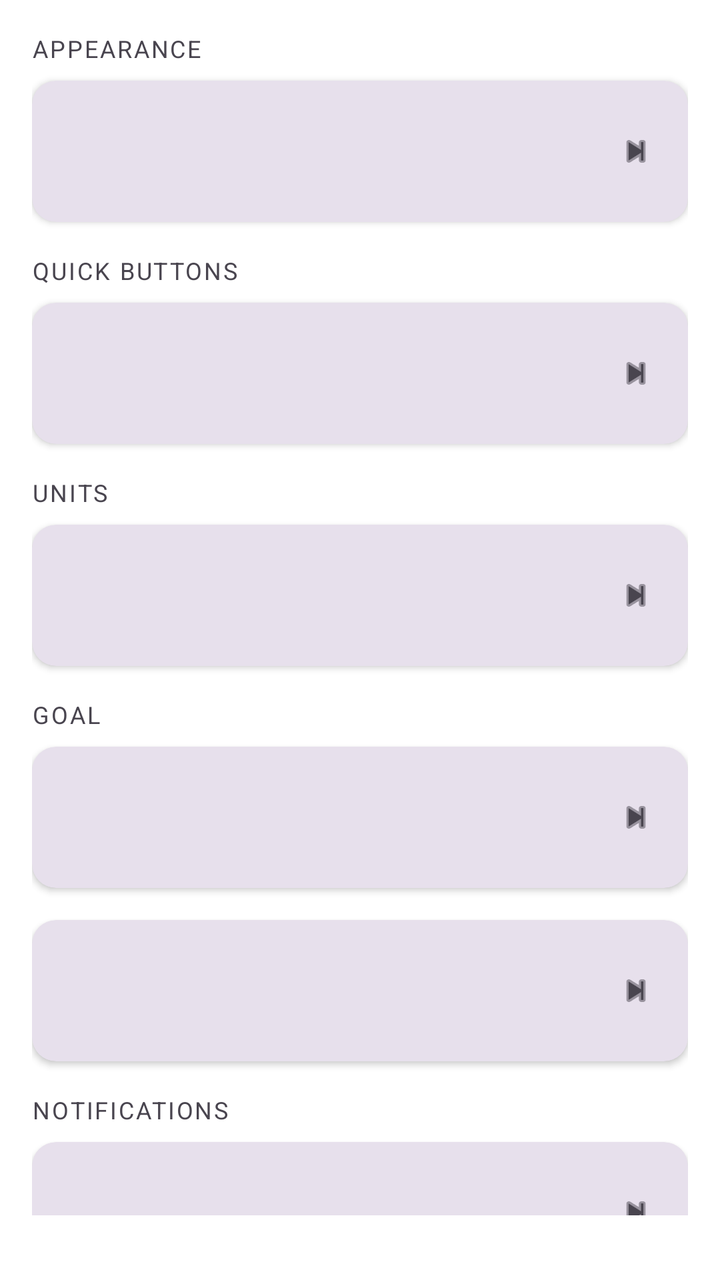
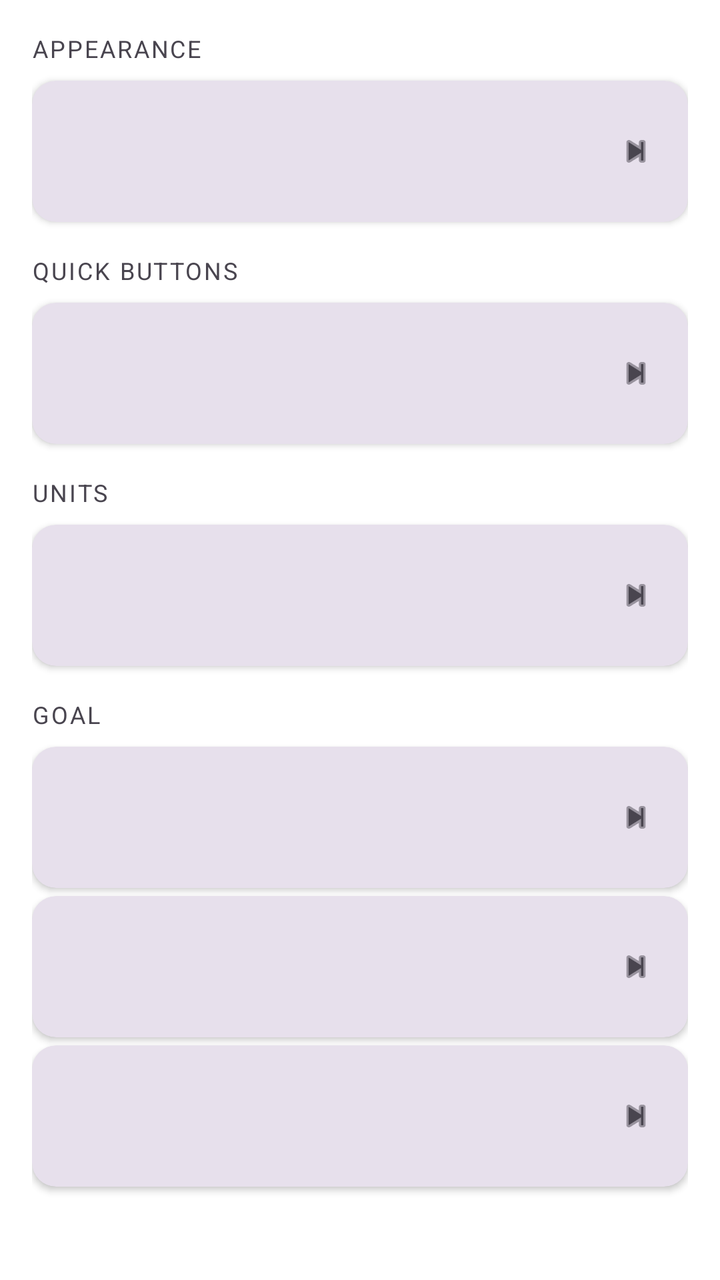

Compare the two renders of this Android layout. The source of the first and the diff that turns it into the second are given below.
<!-- AndroidManifest.xml: application theme Theme.WaterReminder -->
<!-- res/layout/fragment_settings.xml -->
<?xml version="1.0" encoding="utf-8"?>
<androidx.constraintlayout.widget.ConstraintLayout xmlns:android="http://schemas.android.com/apk/res/android"
    xmlns:app="http://schemas.android.com/apk/res-auto"
    android:layout_width="match_parent"
    android:layout_height="match_parent"
    android:background="@color/page_background">

    <androidx.core.widget.NestedScrollView
        android:layout_width="0dp"
        android:layout_height="0dp"
        app:layout_constraintTop_toTopOf="parent"
        app:layout_constraintBottom_toTopOf="@id/text_app_version"
        app:layout_constraintStart_toStartOf="parent"
        app:layout_constraintEnd_toEndOf="parent">

        <LinearLayout
            android:layout_width="match_parent"
            android:layout_height="wrap_content"
            android:orientation="vertical"
            android:padding="16dp">

            
            <TextView
                android:layout_width="match_parent"
                android:layout_height="wrap_content"
                android:layout_marginBottom="8dp"
                android:text="@string/settings_section_appearance"
                android:textColor="?attr/colorOnSurfaceVariant"
                android:textSize="12sp"
                android:textAllCaps="true"
                android:letterSpacing="0.08" />

            <include
                android:id="@+id/row_set_theme"
                layout="@layout/item_settings_row"
                android:layout_width="match_parent"
                android:layout_height="wrap_content"
                android:layout_marginBottom="16dp" />

            
            <TextView
                android:layout_width="match_parent"
                android:layout_height="wrap_content"
                android:layout_marginBottom="8dp"
                android:text="@string/settings_section_quick_buttons"
                android:textColor="?attr/colorOnSurfaceVariant"
                android:textSize="12sp"
                android:textAllCaps="true"
                android:letterSpacing="0.08" />

            <include
                android:id="@+id/row_reset_custom"
                layout="@layout/item_settings_row"
                android:layout_width="match_parent"
                android:layout_height="wrap_content"
                android:layout_marginBottom="16dp" />

            
            <TextView
                android:layout_width="match_parent"
                android:layout_height="wrap_content"
                android:layout_marginBottom="8dp"
                android:text="@string/settings_section_units"
                android:textColor="?attr/colorOnSurfaceVariant"
                android:textSize="12sp"
                android:textAllCaps="true"
                android:letterSpacing="0.08" />

            <include
                android:id="@+id/row_set_unit"
                layout="@layout/item_settings_row"
                android:layout_width="match_parent"
                android:layout_height="wrap_content"
                android:layout_marginBottom="16dp" />

            
            <TextView
                android:layout_width="match_parent"
                android:layout_height="wrap_content"
                android:layout_marginBottom="8dp"
                android:text="@string/settings_section_goal"
                android:textColor="?attr/colorOnSurfaceVariant"
                android:textSize="12sp"
                android:textAllCaps="true"
                android:letterSpacing="0.08" />

            <include
                android:id="@+id/row_profile"
                layout="@layout/item_settings_row"
                android:layout_width="match_parent"
                android:layout_height="wrap_content"
                android:layout_marginBottom="16dp" />

            <include
                android:id="@+id/row_set_personal_goal"
                layout="@layout/item_settings_row"
                android:layout_width="match_parent"
                android:layout_height="wrap_content" />

            
            <TextView
                android:layout_width="match_parent"
                android:layout_height="wrap_content"
                android:layout_marginTop="16dp"
                android:layout_marginBottom="8dp"
                android:text="@string/settings_section_notifications"
                android:textColor="?attr/colorOnSurfaceVariant"
                android:textSize="12sp"
                android:textAllCaps="true"
                android:letterSpacing="0.08" />

            <include
                android:id="@+id/row_notifications"
                layout="@layout/item_settings_row"
                android:layout_width="match_parent"
                android:layout_height="wrap_content" />

            
            <TextView
                android:layout_width="match_parent"
                android:layout_height="wrap_content"
                android:layout_marginTop="16dp"
                android:layout_marginBottom="8dp"
                android:text="@string/action_data"
                android:textColor="?attr/colorOnSurfaceVariant"
                android:textSize="12sp"
                android:textAllCaps="true"
                android:letterSpacing="0.08" />

            <include
                android:id="@+id/row_data"
                layout="@layout/item_settings_row"
                android:layout_width="match_parent"
                android:layout_height="wrap_content" />

        </LinearLayout>

    </androidx.core.widget.NestedScrollView>

    <TextView
        android:id="@+id/text_app_version"
        android:layout_width="wrap_content"
        android:layout_height="wrap_content"
        android:layout_margin="16dp"
        android:textColor="?attr/colorOnSurfaceVariant"
        android:textSize="12sp"
        app:layout_constraintBottom_toBottomOf="parent"
        app:layout_constraintStart_toStartOf="parent" />

</androidx.constraintlayout.widget.ConstraintLayout>
<!-- res/layout/item_settings_row.xml (included above) -->
<?xml version="1.0" encoding="utf-8"?>
<androidx.cardview.widget.CardView xmlns:android="http://schemas.android.com/apk/res/android"
    xmlns:app="http://schemas.android.com/apk/res-auto"
    android:layout_width="match_parent"
    android:layout_height="wrap_content"
    app:cardCornerRadius="12dp"
    app:cardElevation="2dp"
    app:cardBackgroundColor="?attr/colorSurfaceVariant">

    <LinearLayout
        android:id="@+id/row_container"
        android:layout_width="match_parent"
        android:layout_height="wrap_content"
        android:orientation="horizontal"
        android:gravity="center_vertical"
        android:padding="16dp"
        android:background="?attr/selectableItemBackground"
        android:clickable="true"
        android:focusable="true">

        <ImageView
            android:id="@+id/row_icon"
            android:layout_width="24dp"
            android:layout_height="24dp"
            android:layout_marginEnd="16dp"
            android:tint="@color/brand_blue"
            android:importantForAccessibility="no" />

        <LinearLayout
            android:layout_width="0dp"
            android:layout_height="wrap_content"
            android:layout_weight="1"
            android:orientation="vertical">

            <TextView
                android:id="@+id/row_title"
                android:layout_width="wrap_content"
                android:layout_height="wrap_content"
                android:textColor="?attr/colorOnSurface"
                android:textSize="15sp" />

            <TextView
                android:id="@+id/row_subtitle"
                android:layout_width="wrap_content"
                android:layout_height="wrap_content"
                android:layout_marginTop="2dp"
                android:textColor="?attr/colorOnSurfaceVariant"
                android:textSize="12sp" />

        </LinearLayout>

        <ImageView
            android:id="@+id/row_chevron"
            android:layout_width="20dp"
            android:layout_height="20dp"
            android:src="@android:drawable/ic_media_next"
            android:tint="?attr/colorOnSurfaceVariant"
            android:importantForAccessibility="no" />

    </LinearLayout>

</androidx.cardview.widget.CardView>
<!-- resources referenced by this layout -->
<resources>
  <color name="brand_blue">#2196F3</color>
  <color name="page_background">#FFFFFF</color>
  <string name="action_data">Data</string>
  <string name="settings_section_appearance">Appearance</string>
  <string name="settings_section_goal">Goal</string>
  <string name="settings_section_notifications">Notifications</string>
  <string name="settings_section_quick_buttons">Quick buttons</string>
  <string name="settings_section_units">Units</string>
  <style name="Theme.WaterReminder" parent="Base.Theme.WaterReminder" />
  <style name="Base.Theme.WaterReminder" parent="Theme.Material3.DayNight.NoActionBar">
          
          
      </style>
</resources>

<!-- the commit's change to res/layout/fragment_settings.xml (unified diff, before → after) -->
@@ -3,7 +3,7 @@
     xmlns:app="http://schemas.android.com/apk/res-auto"
     android:layout_width="match_parent"
     android:layout_height="match_parent"
-    android:background="@color/page_background">
+    android:background="?attr/pageBackground">
 
     <androidx.core.widget.NestedScrollView
         android:layout_width="0dp"
@@ -49,7 +49,7 @@
                 android:letterSpacing="0.08" />
 
             <include
-                android:id="@+id/row_reset_custom"
+                android:id="@+id/row_reset_quick_amounts"
                 layout="@layout/item_settings_row"
                 android:layout_width="match_parent"
                 android:layout_height="wrap_content"
@@ -89,10 +89,17 @@
                 layout="@layout/item_settings_row"
                 android:layout_width="match_parent"
                 android:layout_height="wrap_content"
-                android:layout_marginBottom="16dp" />
+                android:layout_marginBottom="4dp" />
 
             <include
                 android:id="@+id/row_set_personal_goal"
+                layout="@layout/item_settings_row"
+                android:layout_width="match_parent"
+                android:layout_height="wrap_content"
+                android:layout_marginBottom="4dp" />
+
+            <include
+                android:id="@+id/row_celebrations"
                 layout="@layout/item_settings_row"
                 android:layout_width="match_parent"
                 android:layout_height="wrap_content" />
@@ -200,6 +207,16 @@
 
         </LinearLayout>
 
+        
+        <com.google.android.material.switchmaterial.SwitchMaterial
+            android:id="@+id/row_switch"
+            android:layout_width="wrap_content"
+            android:layout_height="wrap_content"
+            android:layout_marginStart="8dp"
+            android:clickable="false"
+            android:focusable="false"
+            android:visibility="gone" />
+
         <ImageView
             android:id="@+id/row_chevron"
             android:layout_width="20dp"
<!-- resource entries referenced after the edit -->
@@ -2,6 +2,10 @@
 <resources>
   <color name="brand_blue">#2196F3</color>
   <color name="page_background">#FFFFFF</color>
+  <color name="toolbar_background">#1A2535</color>
+  <color name="icon_backdrop_blue">#E3F2FD</color>
+  <color name="white">#FFFFFFFF</color>
+  <color name="quick_remove_bg">#E3F2FD</color>
   <string name="action_data">Data</string>
   <string name="settings_section_appearance">Appearance</string>
   <string name="settings_section_goal">Goal</string>
@@ -10,8 +14,13 @@
   <string name="settings_section_units">Units</string>
   <style name="Theme.WaterReminder" parent="Base.Theme.WaterReminder" />
   <style name="Base.Theme.WaterReminder" parent="Theme.Material3.DayNight.NoActionBar">
-          
-          
+          <item name="pageBackground">@color/page_background</item>
+          <item name="toolbarBackground">@color/toolbar_background</item>
+          <item name="iconBackdrop">@color/icon_backdrop_blue</item>
+          <item name="quickAddBackground">@color/brand_blue</item>
+          <item name="quickAddForeground">@color/white</item>
+          <item name="quickRemoveBackground">@color/quick_remove_bg</item>
+          <item name="quickRemoveForeground">@color/brand_blue</item>
       </style>
 </resources>
 
